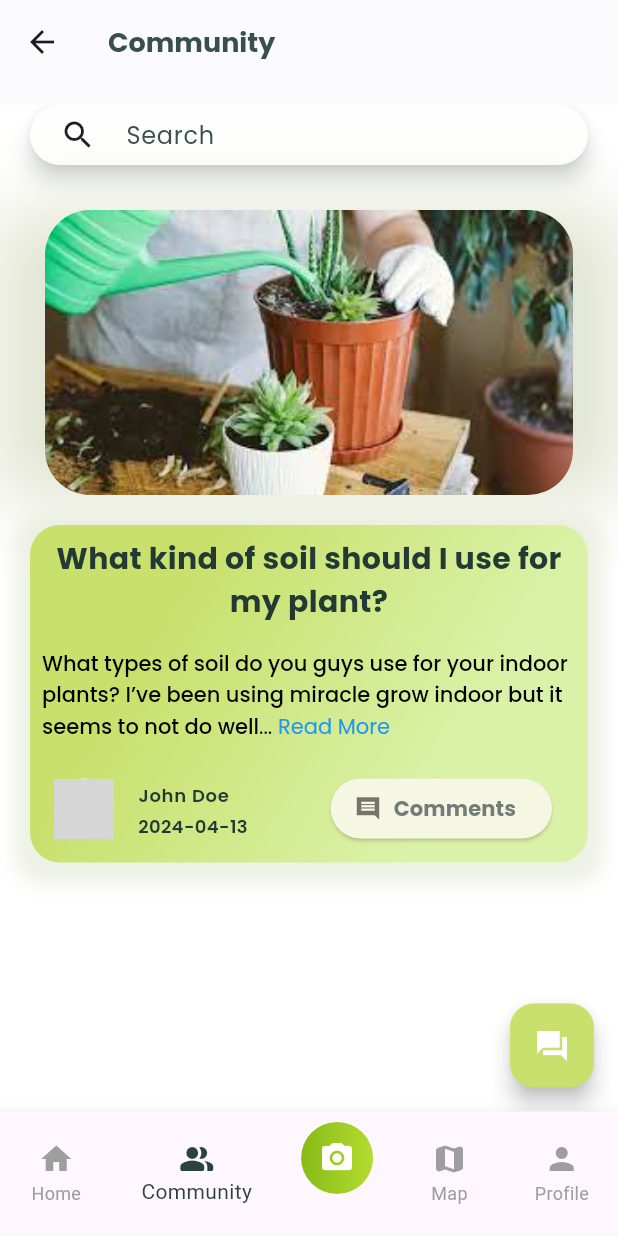
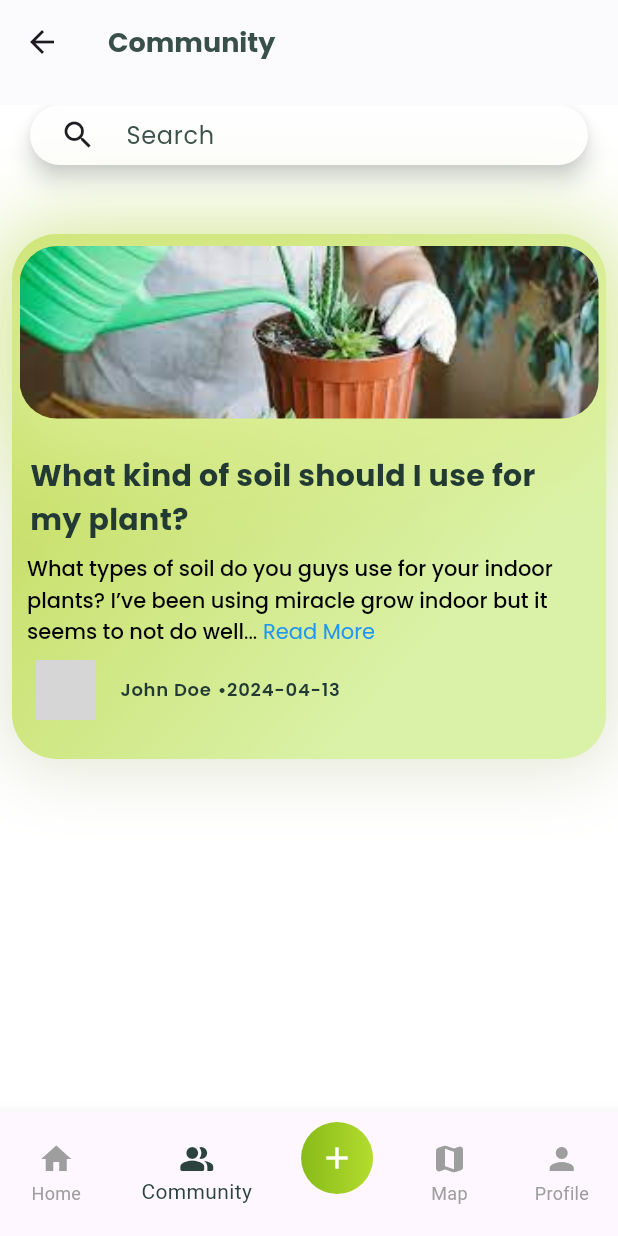
Before and after one commit to ekinalaydin/plant_app, a Flutter app: the BottomNavigation screen opened directly, item 2 of the bottom bar chosen, on a phone screen of 412 x 824 dp. Run offline on Flutter 3.47's test engine with Material 3 defaults, Android fonts, the phone set to English and light mode, and no system bars; our stand-ins replace dropdown_search, firebase_auth, firebase_core, get, google_fonts, image_picker; missing offline and left inert: flutter_verification_code; accounts and stored records are empty; network calls fail; grey boxes are pictures that could not be loaded.

Commit message:
bottom nav bar degisti, community sayfasinin ui degisti create ekraninin ui degisti

```diff
--- a/lib/widgets/bottom_navigation.dart
+++ b/lib/widgets/bottom_navigation.dart
@@ -1,6 +1,8 @@
 import 'package:flutter/material.dart';
+import 'package:get/get.dart';
 import 'package:plant_app/screens/camera_screen.dart';
 import 'package:plant_app/screens/community_screen.dart';
+import 'package:plant_app/screens/create_post_screen.dart';
 import 'package:plant_app/screens/home_screen.dart';
 import 'package:plant_app/screens/profile_screen.dart';
 
@@ -30,6 +32,15 @@ class _BottomNavigationState extends State<BottomNavigation> {
     });
   }
 
+  void _onCameraButtonPressed() {
+    if (_selectedTab == 1) {
+      Navigator.push(
+        context,
+        MaterialPageRoute(builder: (context) => CreatePostScreen()),
+      );
+    }
+  }
+
   @override
   Widget build(BuildContext context) {
     return Scaffold(
@@ -51,7 +62,10 @@ class _BottomNavigationState extends State<BottomNavigation> {
             label: 'Community',
           ),
           BottomNavigationBarItem(
-            icon: Container(
+            icon: InkWell(
+              onTap: () => _onCameraButtonPressed(),
+              borderRadius: BorderRadius.circular(24),
+              child: Container(
                 width: 48,
                 height: 48,
                 decoration: BoxDecoration(
@@ -64,9 +78,10 @@ class _BottomNavigationState extends State<BottomNavigation> {
                   shape: BoxShape.circle,
                 ),
                 child: Icon(
-                Icons.camera_alt_rounded,
+                  _selectedTab == 1 ? Icons.add : Icons.camera,
                   size: 24,
                   color: Colors.white,
+                ),
               ),
             ),
             label: '',
--- a/lib/widgets/community_posts.dart
+++ b/lib/widgets/community_posts.dart
@@ -121,43 +121,31 @@ class _PostPageState extends State<PostPage> {
             ),
 
             // width: 100,
-            Container(
-              decoration: BoxDecoration(boxShadow: [
+            GestureDetector(
+              onTap: () {
+                Navigator.push(
+                  context,
+                  MaterialPageRoute(builder: (context) => PostDetailPage()),
+                );
+              },
+              child: Padding(
+                padding: const EdgeInsets.all(8.0),
+                child: Container(
+                  width: 150,
+                  height: 350,
+                  margin: const EdgeInsets.only(
+                    top: 8.0,
+                  ),
+                  decoration: BoxDecoration(
+                    boxShadow: [
                       BoxShadow(
                         color: Color.fromARGB(255, 224, 228, 208),
                         spreadRadius: 3,
                         blurRadius: 40,
                         offset: Offset(0, 2),
                       ),
-              ]),
-              width: 100,
-              height: 190,
-              child: Padding(
-                padding: const EdgeInsets.only(left: 30.0, right: 30),
-                child: ClipRRect(
+                    ],
                     borderRadius: BorderRadius.circular(30),
-                  child: Image.asset(
-                    "lib/assets/images/plant.jpeg",
-                    fit: BoxFit.cover,
-                    alignment: Alignment.topCenter,
-                  ),
-                ),
-              ),
-            ),
-
-            Padding(
-              padding: const EdgeInsets.only(top: 20.0, right: 20, left: 20),
-              child: GestureDetector(
-                onTap: () {
-                  Navigator.push(
-                    context,
-                    MaterialPageRoute(builder: (context) => PostDetailPage()),
-                  );
-                },
-                child: Container(
-                  decoration: BoxDecoration(
-                      border: Border.symmetric(),
-                      borderRadius: BorderRadius.circular(20),
                     gradient: LinearGradient(
                       colors: [
                         Color.fromARGB(255, 201, 224, 109),
@@ -167,37 +155,59 @@ class _PostPageState extends State<PostPage> {
                       begin: Alignment.topLeft,
                       end: Alignment.bottomRight,
                     ),
+                  ),
+                  child: Column(
+                    children: [
+                      Padding(
+                        padding: const EdgeInsets.only(bottom: 8),
+                        child: Container(
+                          decoration: BoxDecoration(
                             boxShadow: [
                               BoxShadow(
-                          color: Color.fromRGBO(220, 226, 201, 0.498),
-                          spreadRadius: 10,
-                          blurRadius: 10,
-                          offset: Offset(0, 4),
+                                color: Color.fromARGB(255, 221, 239, 151),
+                                spreadRadius: 5,
+                                blurRadius: 60,
+                                offset: Offset(0, 10),
                               ),
-                      ]),
+                            ],
+                          ),
+                          child: Padding(
+                            padding: const EdgeInsets.symmetric(
+                                vertical: 8, horizontal: 5),
+                            child: ClipRRect(
+                              borderRadius: BorderRadius.circular(25),
+                              child: Image.asset("lib/assets/images/plant.jpeg",
+                                  width: double.infinity,
+                                  height: 115,
+                                  fit: BoxFit.cover,
+                                  alignment: Alignment.topLeft),
+                            ),
+                          ),
+                        ),
+                      ),
+                      Expanded(
                         child: Column(
                           crossAxisAlignment: CrossAxisAlignment.start,
                           children: [
                             Padding(
-                        padding: const EdgeInsets.only(top: 8.0),
+                              padding: const EdgeInsets.only(
+                                  top: 8.0, right: 12, left: 12),
                               child: Text(
                                 widget.postTitle,
-                          textAlign: TextAlign.center,
+                                textAlign: TextAlign.start,
                                 style: GoogleFonts.poppins(
                                   fontWeight: FontWeight.w700,
                                   fontSize: 20,
-                              color: Color.fromRGBO(34, 58, 51, 40)),
+                                  color: Color.fromRGBO(34, 58, 51, 40),
+                                ),
                               ),
                             ),
                             SizedBox(height: 8),
-                      // SizedBox(height: 16),
                             Padding(
-                        padding: const EdgeInsets.all(8.0),
-                        child: Row(
-                          crossAxisAlignment: CrossAxisAlignment.start,
-                          children: [
-                            Expanded(
+                              padding:
+                                  const EdgeInsets.symmetric(horizontal: 10.0),
                               child: RichText(
+                                textAlign: TextAlign.start,
                                 text: TextSpan(
                                   children: [
                                     TextSpan(
@@ -208,8 +218,7 @@ class _PostPageState extends State<PostPage> {
                                         color: Colors.black,
                                       ),
                                     ),
-                                    if (words.length >
-                                        20) // Show "Read More" button if post body has more than 50 words
+                                    if (words.length > 20)
                                       TextSpan(
                                         text: '...',
                                         style: GoogleFonts.poppins(
@@ -217,8 +226,7 @@ class _PostPageState extends State<PostPage> {
                                           color: Colors.black,
                                         ),
                                       ),
-                                    if (words.length >
-                                        20) // Show "Read More" button if post body has more than 50 words
+                                    if (words.length > 20)
                                       TextSpan(
                                         text: ' Read More',
                                         style: GoogleFonts.poppins(
@@ -240,51 +248,68 @@ class _PostPageState extends State<PostPage> {
                                 ),
                               ),
                             ),
-                          ],
-                        ),
-                      ),
-
-                      // Text(widget.postSummary),
                             ListTile(
                               leading: CircleAvatar(
                                 backgroundColor: Colors.white,
                                 backgroundImage:
                                     NetworkImage(widget.authorProfileImage),
                               ),
-                        title: Text(
+                              title: Row(
+                                children: [
+                                  Text(
                                     widget.authorName,
                                     style: GoogleFonts.poppins(
                                       fontWeight: FontWeight.w600,
                                       fontSize: 12,
-                              color: Color.fromRGBO(34, 58, 51, 50)),
+                                      color: Color.fromRGBO(34, 58, 51, 50),
                                     ),
-                        subtitle: Text(
-                            widget.postDate.toLocal().toString().split(' ')[0],
-                            textAlign: TextAlign.start,
+                                  ),
+                                  SizedBox(
+                                      width:
+                                          4), // Add spacing between author name and separator
+                                  Text(
+                                    '•',
                                     style: GoogleFonts.poppins(
                                       fontWeight: FontWeight.w600,
                                       fontSize: 12,
-                                color: Color.fromRGBO(34, 58, 51, 50))),
-                        trailing: ElevatedButton.icon(
-                          style: ElevatedButton.styleFrom(
-                            backgroundColor: Color.fromARGB(255, 246, 247, 226),
-                            shadowColor: Color.fromARGB(255, 216, 229, 160),
+                                      color: Color.fromRGBO(34, 58, 51, 50),
                                     ),
-                          icon: Icon(Icons.comment_sharp,
-                              color: Color.fromARGB(255, 116, 118, 107)),
-                          onPressed: () {
-                            Navigator.push(
-                              context,
-                              MaterialPageRoute(
-                                  builder: (context) => PostDetailPage()),
-                            );
-                          },
-                          label: Text(
-                            'Comments',
+                                  ), // Add spacing between author name and date
+                                  Text(
+                                    widget.postDate
+                                        .toLocal()
+                                        .toString()
+                                        .split(' ')[0],
                                     style: GoogleFonts.poppins(
-                                fontWeight: FontWeight.bold,
-                                color: Color.fromRGBO(116, 124, 122, 1)),
+                                      fontWeight: FontWeight.w600,
+                                      fontSize: 12,
+                                      color: Color.fromRGBO(34, 58, 51, 50),
                                     ),
+                                  ),
+                                ],
+                              ),
+                              // trailing: TextButton(
+                              //   onPressed: () {
+                              //     Navigator.push(
+                              //       context,
+                              //       MaterialPageRoute(
+                              //         builder: (context) => PostDetailPage(),
+                              //       ),
+                              //     );
+                              //   },
+                              //   child: Padding(
+                              //     padding: const EdgeInsets.all(10.0),
+                              //     child: Text(
+                              //       'Comments',
+                              //       style: GoogleFonts.poppins(
+                              //         fontWeight: FontWeight.w300,
+                              //         color: Color.fromRGBO(116, 124, 122, 1),
+                              //       ),
+                              //     ),
+                              //   ),
+                              // ),
+                            ),
+                          ],
                         ),
                       ),
                     ],
@@ -295,23 +320,22 @@ class _PostPageState extends State<PostPage> {
           ],
         ),
       ),
-      floatingActionButton: FloatingActionButton(
-        onPressed: () {
-          Navigator.push(
-            context,
-            MaterialPageRoute(
-              builder: (context) => Builder(
-                builder: (context) => CreatePostScreen(),
-              ),
-            ),
     );
-        },
-        backgroundColor: Color.fromARGB(255, 201, 224, 109),
-        child: Icon(
-          Icons.question_answer_sharp,
-          color: Color.fromRGBO(255, 255, 255, 1),
-        ),
-      ),
-    );
+    // floatingActionButton: FloatingActionButton(
+    //   onPressed: () {
+    //     Navigator.push(
+    //       context,
+    //       MaterialPageRoute(
+    //         builder: (context) => Builder(
+    //           builder: (context) => CreatePostScreen(),
+    //         ),
+    //       ),
+    //     );
+    //   },
+    // backgroundColor: Color.fromARGB(255, 201, 224, 109),
+    // child: Icon(
+    //   Icons.question_answer_sharp,
+    //   color: Color.fromRGBO(255, 255, 255, 1),
+    // ),
   }
 }
--- a/lib/widgets/create_post.dart
+++ b/lib/widgets/create_post.dart
@@ -25,7 +25,7 @@ class _PostWidgetState extends State<PostWidget> {
     return SingleChildScrollView(
       child: Center(
         child: Padding(
-          padding: const EdgeInsets.fromLTRB(50.0, 100, 50, 50),
+          padding: const EdgeInsets.fromLTRB(10.0, 40, 10, 30),
           child: Container(
             decoration: BoxDecoration(
                 border: Border.symmetric(),
@@ -47,11 +47,11 @@ class _PostWidgetState extends State<PostWidget> {
                     offset: Offset(0, 4),
                   ),
                 ]),
-            width: 380, // Adjust width as needed
-            height: 440, // Adjust height as needed
+            width: 440, // Adjust width as needed
+            height: 500, // Adjust height as needed
 
             child: Padding(
-              padding: const EdgeInsets.all(12.0),
+              padding: const EdgeInsets.all(8.0),
               child: Form(
                 key: _formKey,
                 child: Column(
@@ -66,6 +66,8 @@ class _PostWidgetState extends State<PostWidget> {
                       ),
                     ),
                     SizedBox(
+                      height: 60,
+                      width: 50,
                       child: TextFormField(
                         controller: _askToCommunityController,
                         decoration: InputDecoration(
@@ -110,8 +112,8 @@ class _PostWidgetState extends State<PostWidget> {
                       ),
                     ), // Adjust spacing between text fields
                     SizedBox(
-                      width: 240, // <-- TextField width
-                      height: 120, // <-- TextField height
+                      width: 400, // <-- TextField width
+                      height: 200, // <-- TextField height
                       child: TextFormField(
                         controller: _descriptionController,
                         maxLines: null,
@@ -184,7 +186,10 @@ class _PostWidgetState extends State<PostWidget> {
                       ),
                     ),
 
-                    SizedBox(height: 10),
+                    Padding(
+                      padding: const EdgeInsets.all(8.0),
+                      child: SizedBox(height: 10),
+                    ),
                     Row(
                       mainAxisAlignment: MainAxisAlignment.spaceBetween,
                       children: [
--- a/lib/widgets/login/sign_in_form.dart
+++ b/lib/widgets/login/sign_in_form.dart
@@ -1,11 +1,11 @@
 import 'package:flutter/material.dart';
 import 'package:flutter/gestures.dart';
-import 'package:get/get_connect/http/src/utils/utils.dart';
 import 'package:plant_app/screens/login/forgot_password_screen.dart';
 import 'package:plant_app/screens/login/sign_up_screen.dart';
 import 'package:plant_app/helpers/screen_size_helper.dart';
+
+import 'package:firebase_auth/firebase_auth.dart';
 import 'package:plant_app/widgets/bottom_navigation.dart';
-import 'package:firebase_auth/firebase_auth.dart';
 
 class SignInForm extends StatefulWidget {
   @override
@@ -91,14 +91,15 @@ class _SignInFormState extends State<SignInForm> {
                     ),
                   ),
                 ),
-                cursorColor: Colors.black, // İmleç rengi burada ayarlanıyor
+                cursorColor: Colors.black,
+                // İmleç rengi burada ayarlanıyor
                 validator: (value) {
                   if (value == null || value.isEmpty) {
                     return 'Please enter your e-mail or username';
                   }
                   return null;
                 },
-                onSaved: (value) {
+                onChanged: (value) {
                   _emailOrUsername = value ?? '';
                 },
               ),
@@ -136,7 +137,7 @@ class _SignInFormState extends State<SignInForm> {
                   }
                   return null;
                 },
-                onSaved: (value) {
+                onChanged: (value) {
                   _password = value ?? '';
                 },
               ),
@@ -249,13 +250,17 @@ class _SignInFormState extends State<SignInForm> {
   }
 
   Future<void> _processFormData(String username, String password) async {
+    print("-----");
+    print(username + password);
+
     try {
       final credential = await FirebaseAuth.instance
           .signInWithEmailAndPassword(email: username, password: password);
-      /*Navigator.push(
+      print(credential);
+      Navigator.push(
         context,
         MaterialPageRoute(builder: (context) => BottomNavigation()),
-      );*/
+      );
     } on FirebaseAuthException catch (e) {
       if (e.code == 'user-not-found') {
         print('No user found for that email.');
--- a/pubspec.yaml
+++ b/pubspec.yaml
@@ -16,7 +16,7 @@ dependencies:
   english_words: ^4.0.0
   dropdown_search: ^5.0.6
   get: ^4.6.1
-  google_fonts: ^5.1.0
+  google_fonts: ^6.2.1
   image_picker: ^1.0.7
   flutter_verification_code: ^1.1.7
   http: ^1.2.0
@@ -27,7 +27,7 @@ dependencies:
 dev_dependencies:
   flutter_test:
     sdk: flutter
-  flutter_lints: ^2.0.0
+  flutter_lints: ^3.0.2
 
 flutter:
   uses-material-design: true
```
Also changed, not shown: pubspec.lock. Lines whose indentation alone changed are shown as unchanged.
